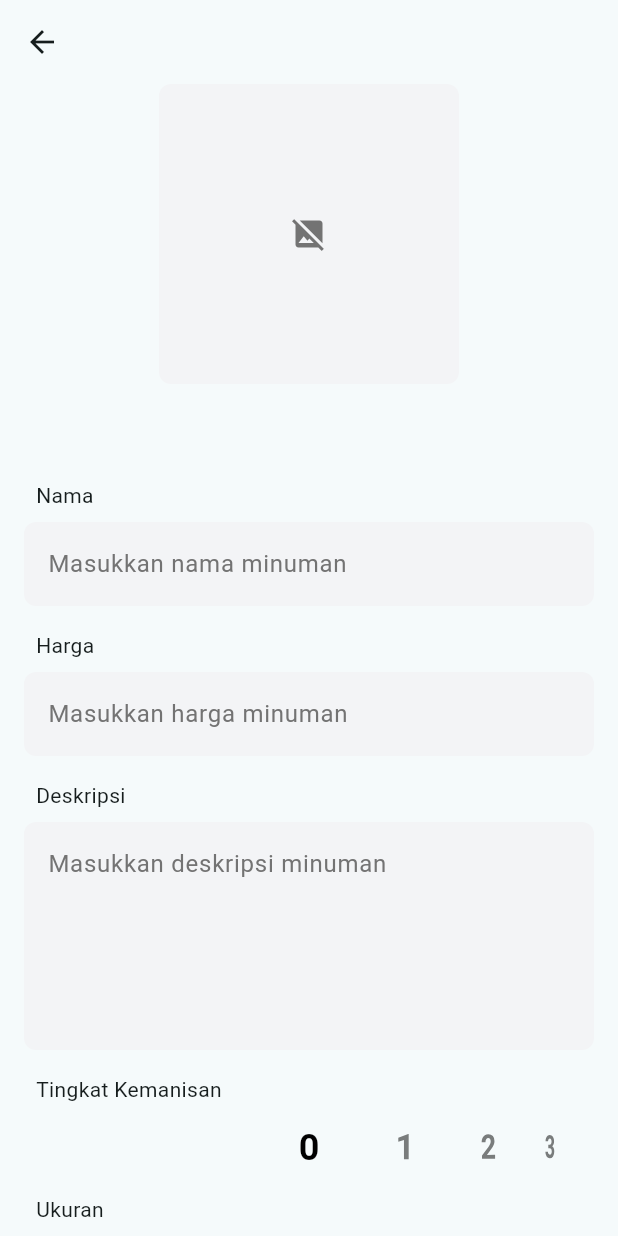
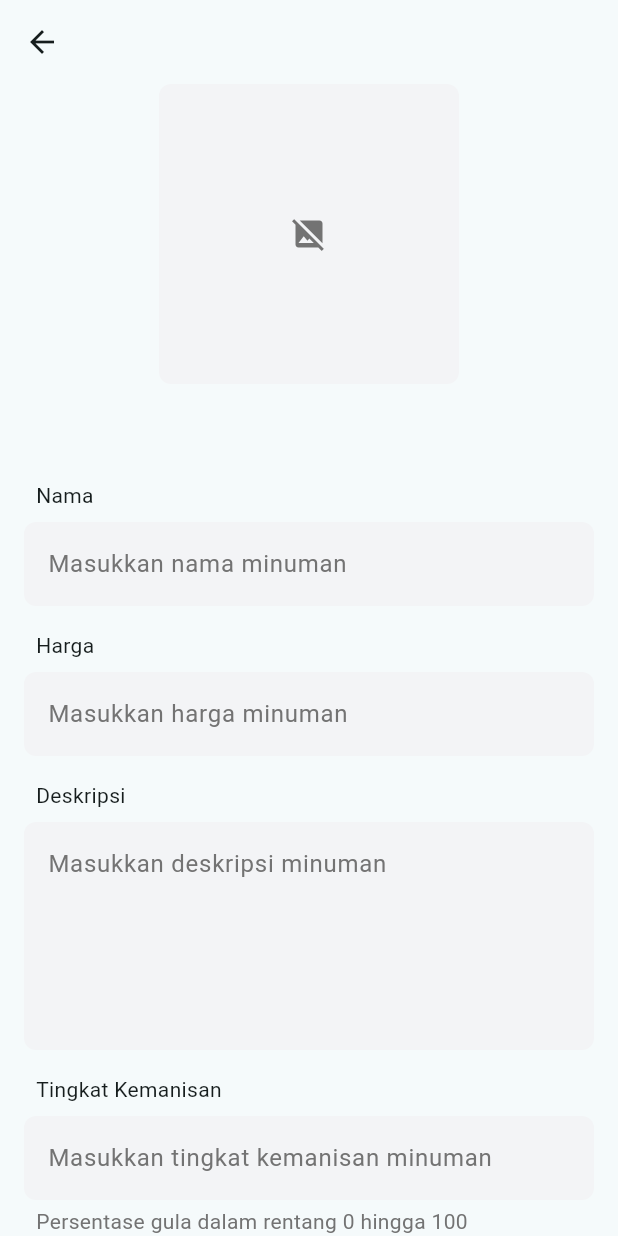
Before and after one commit to D02-PBP-2024/RasaPalembangMobile, a Flutter app: the MinumanForm screen opened directly with empty values, on a phone screen of 412 x 824 dp. Run offline on Flutter 3.47's test engine with Material 3 defaults, Android fonts, the phone set to English and light mode, and no system bars; our stand-ins replace flutter_rating_bar, geocoding, google_maps_flutter, image_picker, shared_preferences, shimmer; accounts and stored records are empty; network calls fail.

Commit message:
feat: tingkat kemanisan pake form biasa dan salah response code tadi

```diff
--- a/lib/services/minuman_service.dart
+++ b/lib/services/minuman_service.dart
@@ -71,7 +71,7 @@ class MinumanService extends UserService {
     await updateCookie(response);
 
     switch (response.statusCode) {
-      case 200:
+      case 201:
         return minumanFromJson(response.body);
       case 401:
         throw Exception('User tidak terautentikasi');
@@ -118,6 +118,8 @@ class MinumanService extends UserService {
         throw Exception('User tidak terautentikasi');
       case 403:
         throw Exception('Tindakan tidak diizinkan');
+      case 404:
+        throw Exception('Minuman tidak ditemukan');
       default:
         throw Exception('Error lainnya');
     }
@@ -143,6 +145,8 @@ class MinumanService extends UserService {
         throw Exception('User tidak terautentikasi');
       case 403:
         throw Exception('Tindakan tidak diizinkan');
+      case 404:
+        throw Exception('Minuman tidak ditemukan');
       default:
         throw Exception('Error lainnya');
     }
--- a/lib/widget/minuman_form.dart
+++ b/lib/widget/minuman_form.dart
@@ -3,12 +3,12 @@ import 'package:flutter/material.dart';
 import 'package:rasapalembang/models/minuman.dart';
 import 'package:rasapalembang/models/restoran.dart';
 import 'package:rasapalembang/services/minuman_service.dart';
+import 'package:rasapalembang/utils/color_constants.dart';
 import 'package:rasapalembang/utils/print_exception.dart';
 import 'package:rasapalembang/utils/urls_constants.dart';
 import 'package:rasapalembang/widget/rp_button.dart';
 import 'package:rasapalembang/widget/rp_dropdown_button.dart';
 import 'package:rasapalembang/widget/rp_image_picker.dart';
-import 'package:rasapalembang/widget/rp_number_picker.dart';
 import 'package:rasapalembang/widget/rp_text_form_field.dart';
 
 class MinumanForm extends StatefulWidget {
@@ -36,8 +36,8 @@ class _MinumanFormState extends State<MinumanForm> {
   final _namaController = TextEditingController();
   final _hargaController = TextEditingController();
   final _deskripsiController = TextEditingController();
+  final _tingkatKemanisan = TextEditingController();
   final ValueNotifier<String?> _ukuranController = ValueNotifier<String?>(null);
-  int _tingkatKemanisan = 0;
   File? _selectedImage;
 
   @override
@@ -48,7 +48,7 @@ class _MinumanFormState extends State<MinumanForm> {
       _hargaController.text = '${widget.minuman!.harga}';
       _deskripsiController.text = widget.minuman!.deskripsi;
       _ukuranController.value = widget.minuman!.ukuran;
-      _tingkatKemanisan = widget.minuman!.tingkatKemanisan;
+      _tingkatKemanisan.text = '${widget.minuman!.tingkatKemanisan}';
     }
   }
 
@@ -98,12 +98,14 @@ class _MinumanFormState extends State<MinumanForm> {
                   controller: _hargaController,
                   labelText: 'Harga',
                   hintText: 'Masukkan harga minuman',
+                  keyboardType: TextInputType.number,
                   validator: (String? value) {
                     if (value == null || value.isEmpty) {
                       return 'Harga tidak boleh kosong!';
                     }
-                    if (int.tryParse(value) == null) {
-                      return "Harga harus berupa angka!";
+                    RegExp formatHarga = RegExp(r'^[1-9]\d*$');
+                    if (!formatHarga.hasMatch(value)) {
+                      return "Harga tidak valid!";
                     }
                     return null;
                   },
@@ -120,17 +122,38 @@ class _MinumanFormState extends State<MinumanForm> {
                     }
                     return null;
                   },
-                ), const SizedBox(height: 16.0),
-                RPNumberPicker(
+                ),
+                const SizedBox(height: 16.0),
+                RPTextFormField(
+                  controller: _tingkatKemanisan,
                   labelText: 'Tingkat Kemanisan',
-                  initialValue: _tingkatKemanisan,
-                  minValue: 0,
-                  maxValue: 100,
-                  onChanged: (newValue) {
-                    setState(() {
-                      _tingkatKemanisan = newValue;
-                    });
+                  hintText: 'Masukkan tingkat kemanisan minuman',
+                  keyboardType: TextInputType.number,
+                  validator: (String? value) {
+                    if (value == null || value.isEmpty) {
+                      return 'Tingkat Kemanisan tidak boleh kosong!';
+                    }
+                    RegExp formatTingkatKemanisan = RegExp(r'^(100|[1-9]?\d)$');
+                    if (!formatTingkatKemanisan.hasMatch(value)) {
+                      return "Tingkat Kemanisan tidak valid!";
+                    }
+                    return null;
                   },
+                ),
+                const SizedBox(height: 4.0),
+                Align(
+                  alignment: Alignment.centerLeft,
+                  child: Row(
+                    children: [
+                      const SizedBox(width: 8.0),
+                      const Text(
+                        'Persentase gula dalam rentang 0 hingga 100',
+                        style: TextStyle(
+                          color: RPColors.textSecondary,
+                        ),
+                      ),
+                    ],
+                  ),
                 ),
                 const SizedBox(height: 16.0),
                 RPDropdownButton<String>(
@@ -176,16 +199,16 @@ class _MinumanFormState extends State<MinumanForm> {
   void _onSubmit() async {
     if (_formKey.currentState?.validate() ?? false) {
       String nama = _namaController.text;
-      String harga = _hargaController.text;
+      int harga = int.parse(_hargaController.text);
       String deskripsi = _deskripsiController.text;
       File? gambar = _selectedImage;
       String? ukuran = _ukuranController.value;
-      int tingkatKemanisan = _tingkatKemanisan;
+      int tingkatKemanisan = int.parse(_tingkatKemanisan.text);
 
       String message;
       if (widget.edit) {
         widget.minuman?.nama = nama;
-        widget.minuman?.harga = int.parse(harga);
+        widget.minuman?.harga = harga;
         widget.minuman?.deskripsi = deskripsi;
         widget.minuman?.ukuran = ukuran!;
         widget.minuman?.tingkatKemanisan = tingkatKemanisan;
@@ -211,7 +234,7 @@ class _MinumanFormState extends State<MinumanForm> {
         if (gambar != null) {
           Minuman minuman = Minuman(
             nama: nama,
-            harga: int.parse(harga),
+            harga: harga,
             deskripsi: deskripsi,
             gambar: '',
             ukuran: ukuran!,
@@ -219,14 +242,17 @@ class _MinumanFormState extends State<MinumanForm> {
             restoran: widget.restoran,
           );
 
+          bool success;
           try {
             final response = await minumanService.add(
               minuman,
               gambar,
             );
             message = 'Minuman berhasil ditambah';
+            success = true;
           } catch(e) {
             message = printException(e as Exception);
+            success = false;
           }
 
           if (context.mounted) {
@@ -235,7 +261,9 @@ class _MinumanFormState extends State<MinumanForm> {
                 content: Text(message),
               ),
             );
-            Navigator.pop(context);
+            if (success) {
+              Navigator.pop(context);
+            }
           }
         } else {
           ScaffoldMessenger.of(context).showSnackBar(
--- a/lib/widget/rp_number_picker.dart
+++ /dev/null
@@ -1,197 +0,0 @@
-import 'package:flutter/material.dart';
-import 'package:flutter/rendering.dart';
-import 'package:rasapalembang/utils/color_constants.dart';
-
-class ListWheelScrollViewX extends StatelessWidget {
-  final Axis scrollDirection;
-  final List<Widget>? children;
-  final ScrollController? controller;
-  final ScrollPhysics? physics;
-  final double diameterRatio;
-  final double perspective;
-  final double offAxisFraction;
-  final bool useMagnifier;
-  final double magnification;
-  final double overAndUnderCenterOpacity;
-  final double itemExtent;
-  final double squeeze;
-  final ValueChanged<int>? onSelectedItemChanged;
-  final bool renderChildrenOutsideViewport;
-  final ListWheelChildDelegate? childDelegate;
-  final Clip clipBehavior;
-
-  const ListWheelScrollViewX({
-    super.key,
-    this.scrollDirection = Axis.vertical,
-    this.controller,
-    this.physics,
-    this.diameterRatio = RenderListWheelViewport.defaultDiameterRatio,
-    this.perspective = RenderListWheelViewport.defaultPerspective,
-    this.offAxisFraction = 0.0,
-    this.useMagnifier = false,
-    this.magnification = 1.0,
-    this.overAndUnderCenterOpacity = 1.0,
-    required this.itemExtent,
-    this.squeeze = 1.0,
-    this.onSelectedItemChanged,
-    this.renderChildrenOutsideViewport = false,
-    this.clipBehavior = Clip.hardEdge,
-    required this.children,
-  })  : childDelegate = null;
-
-  const ListWheelScrollViewX.useDelegate({
-    super.key,
-    this.scrollDirection = Axis.vertical,
-    this.controller,
-    this.physics,
-    this.diameterRatio = RenderListWheelViewport.defaultDiameterRatio,
-    this.perspective = RenderListWheelViewport.defaultPerspective,
-    this.offAxisFraction = 0.0,
-    this.useMagnifier = false,
-    this.magnification = 1.0,
-    this.overAndUnderCenterOpacity = 1.0,
-    required this.itemExtent,
-    this.squeeze = 1.0,
-    this.onSelectedItemChanged,
-    this.renderChildrenOutsideViewport = false,
-    this.clipBehavior = Clip.hardEdge,
-    required this.childDelegate,
-  })  : children = null;
-
-  @override
-  Widget build(BuildContext context) {
-    final _childDelegate = children != null
-        ? ListWheelChildListDelegate(
-        children: children!.map((child) {
-          return RotatedBox(
-            quarterTurns: scrollDirection == Axis.horizontal ? 1 : 0,
-            child: child,
-          );
-        }).toList())
-        : ListWheelChildBuilderDelegate(
-      builder: (context, index) {
-        return RotatedBox(
-          quarterTurns: scrollDirection == Axis.horizontal ? 1 : 0,
-          child: childDelegate!.build(context, index),
-        );
-      },
-    );
-
-    return RotatedBox(
-      quarterTurns: scrollDirection == Axis.horizontal ? 3 : 0,
-      child: ListWheelScrollView.useDelegate(
-        controller: controller,
-        physics: FixedExtentScrollPhysics(),
-        diameterRatio: diameterRatio,
-        perspective: perspective,
-        offAxisFraction: offAxisFraction,
-        useMagnifier: useMagnifier,
-        magnification: magnification,
-        overAndUnderCenterOpacity: overAndUnderCenterOpacity,
-        itemExtent: itemExtent,
-        squeeze: squeeze,
-        onSelectedItemChanged: onSelectedItemChanged,
-        renderChildrenOutsideViewport: renderChildrenOutsideViewport,
-        clipBehavior: clipBehavior,
-        childDelegate: _childDelegate,
-      ),
-    );
-  }
-}
-
-class RPNumberPicker extends StatefulWidget {
-  final String? labelText;
-  final int initialValue;
-  final int minValue;
-  final int maxValue;
-  final ValueChanged<int> onChanged;
-
-  RPNumberPicker({
-    this.labelText,
-    required this.initialValue,
-    required this.minValue,
-    required this.maxValue,
-    required this.onChanged,
-  });
-
-  @override
-  _RPNumberPickerState createState() => _RPNumberPickerState();
-}
-
-class _RPNumberPickerState extends State<RPNumberPicker> {
-  late int _selectedValue;
-  late FixedExtentScrollController _scrollController;
-
-  @override
-  void initState() {
-    super.initState();
-    _selectedValue = widget.initialValue;
-    _scrollController = FixedExtentScrollController(initialItem: _selectedValue - widget.minValue);
-  }
-
-  @override
-  void dispose() {
-    _scrollController.dispose();
-    super.dispose();
-  }
-
-  @override
-  Widget build(BuildContext context) {
-    return Column(
-      crossAxisAlignment: CrossAxisAlignment.start,
-      mainAxisSize: MainAxisSize.min,
-      children: [
-        if (widget.labelText != null)
-          Column(
-            children: [
-              Row(
-                children: [
-                  const SizedBox(width: 8.0),
-                  Text(
-                    widget.labelText!,
-                    style: const TextStyle(
-                      fontSize: 14.0,
-                    ),
-                  ),
-                ],
-              ),
-              SizedBox(height: 12.0),
-            ],
-          ),
-        SizedBox(
-          height: 32,
-          child: ListWheelScrollViewX(
-            scrollDirection: Axis.horizontal,
-            itemExtent: 60.0,
-            diameterRatio: 1.5,
-            perspective: 0.002,
-            overAndUnderCenterOpacity: 0.5,
-            controller: _scrollController,
-            onSelectedItemChanged: (index) {
-              setState(() {
-                _selectedValue = widget.minValue + index;
-              });
-              widget.onChanged(_selectedValue);
-            },
-            children: List.generate(
-              widget.maxValue - widget.minValue + 1,
-                  (index) {
-                int value = widget.minValue + index;
-                return Center(
-                  child: Text(
-                    '$value',
-                    style: TextStyle(
-                      fontSize: 24,
-                      fontWeight: FontWeight.bold,
-                      color: RPColors.textPrimary,
-                    ),
-                  ),
-                );
-              },
-            ),
-          ),
-        ),
-      ],
-    );
-  }
-}
```
Also changed, not shown: pubspec.lock.
